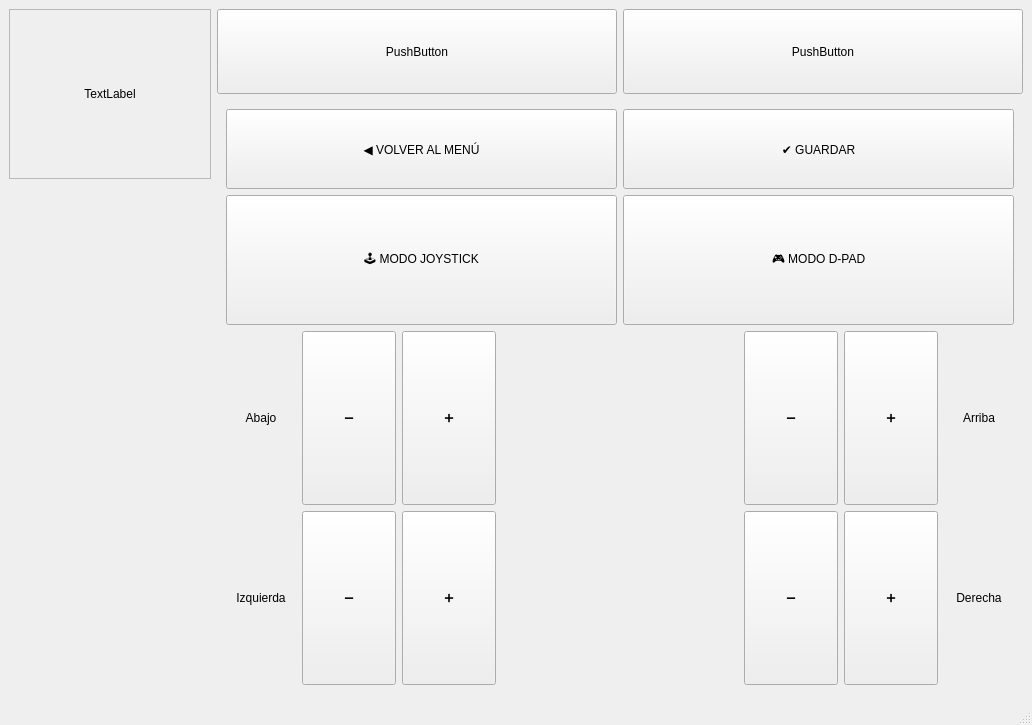
Qt form conf/prueba.ui (Ivigaga/TFG) before a commit.
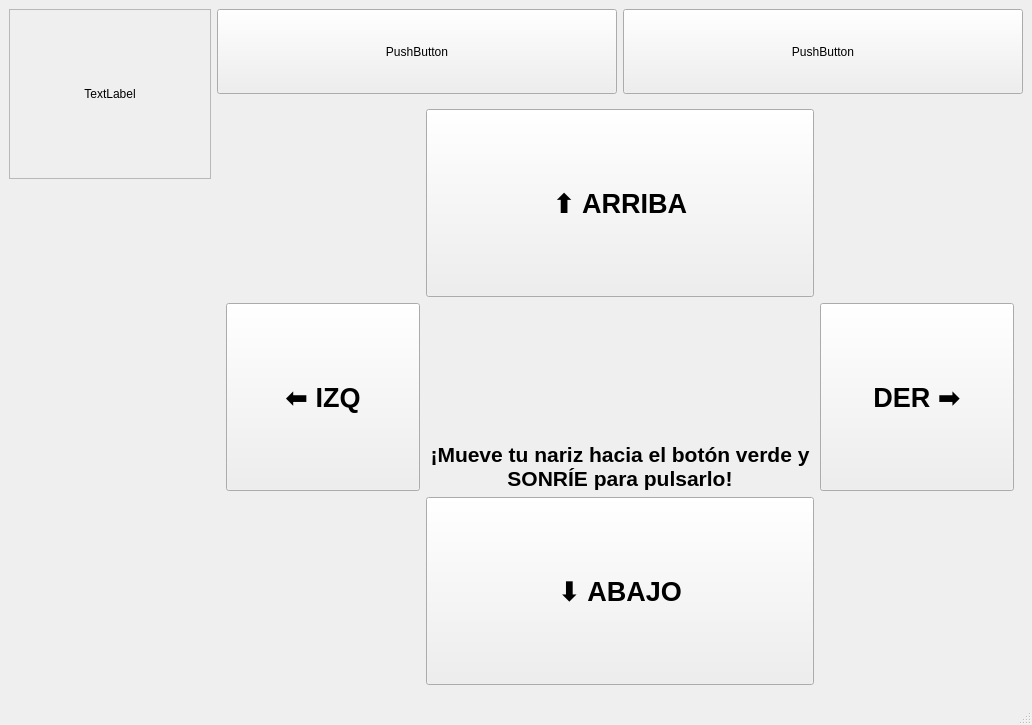
The same form after that commit. The open tabs and pages were chosen to show the change. Icons and pictures are not drawn. Custom widgets are drawn as their Qt base class.

```diff
--- a/conf/prueba.ui
+++ b/conf/prueba.ui
@@ -2097,6 +2097,100 @@
               </item>
              </layout>
             </widget>
+            <widget class="QWidget" name="tutorialPage">
+             <layout class="QGridLayout" name="gridLayout_tutorial" rowstretch="1,1,1" columnstretch="1,2,1">
+              <item row="0" column="1">
+               <widget class="QPushButton" name="btn_tut_up">
+                <property name="sizePolicy">
+                 <sizepolicy hsizetype="Expanding" vsizetype="Expanding">
+                  <horstretch>0</horstretch>
+                  <verstretch>0</verstretch>
+                 </sizepolicy>
+                </property>
+                <property name="text"><string>⬆ ARRIBA</string></property>
+                <property name="font"><font><pointsize>20</pointsize><bold>true</bold></font></property>
+               </widget>
+              </item>
+              <item row="1" column="0">
+               <widget class="QPushButton" name="btn_tut_left">
+                <property name="sizePolicy">
+                 <sizepolicy hsizetype="Expanding" vsizetype="Expanding">
+                  <horstretch>0</horstretch>
+                  <verstretch>0</verstretch>
+                 </sizepolicy>
+                </property>
+                <property name="text"><string>⬅ IZQ</string></property>
+                <property name="font"><font><pointsize>20</pointsize><bold>true</bold></font></property>
+               </widget>
+              </item>
+              <item row="1" column="1">
+               <layout class="QVBoxLayout" name="verticalLayout_tut_info">
+                <item>
+                 <widget class="QLabel" name="icon_tut_info">
+                  <property name="sizePolicy">
+                   <sizepolicy hsizetype="Expanding" vsizetype="Expanding">
+                    <horstretch>0</horstretch>
+                    <verstretch>0</verstretch>
+                   </sizepolicy>
+                  </property>
+                  <property name="minimumSize">
+                   <size>
+                    <width>10</width>
+                    <height>10</height>
+                   </size>
+                  </property>
+                  <property name="alignment">
+                   <set>Qt::AlignmentFlag::AlignCenter</set>
+                  </property>
+                 </widget>
+                </item>
+                <item>
+                 <widget class="QLabel" name="label_tut_info">
+                  <property name="text">
+                   <string>¡Mueve tu nariz hacia el botón verde y SONRÍE para pulsarlo!</string>
+                  </property>
+                  <property name="alignment">
+                   <set>Qt::AlignmentFlag::AlignCenter</set>
+                  </property>
+                  <property name="wordWrap">
+                   <bool>true</bool>
+                  </property>
+                  <property name="font">
+                   <font>
+                    <pointsize>16</pointsize>
+                    <bold>true</bold>
+                   </font>
+                  </property>
+                 </widget>
+                </item>
+               </layout>
+              </item>
+              <item row="1" column="2">
+               <widget class="QPushButton" name="btn_tut_right">
+                <property name="sizePolicy">
+                 <sizepolicy hsizetype="Expanding" vsizetype="Expanding">
+                  <horstretch>0</horstretch>
+                  <verstretch>0</verstretch>
+                 </sizepolicy>
+                </property>
+                <property name="text"><string>DER ➡</string></property>
+                <property name="font"><font><pointsize>20</pointsize><bold>true</bold></font></property>
+               </widget>
+              </item>
+              <item row="2" column="1">
+               <widget class="QPushButton" name="btn_tut_down">
+                <property name="sizePolicy">
+                 <sizepolicy hsizetype="Expanding" vsizetype="Expanding">
+                  <horstretch>0</horstretch>
+                  <verstretch>0</verstretch>
+                 </sizepolicy>
+                </property>
+                <property name="text"><string>⬇ ABAJO</string></property>
+                <property name="font"><font><pointsize>20</pointsize><bold>true</bold></font></property>
+               </widget>
+              </item>
+             </layout>
+            </widget>
            </widget>
           </item>
          </layout>
```
Left out of the diff: 1 changed line with no effect on the pictures.
